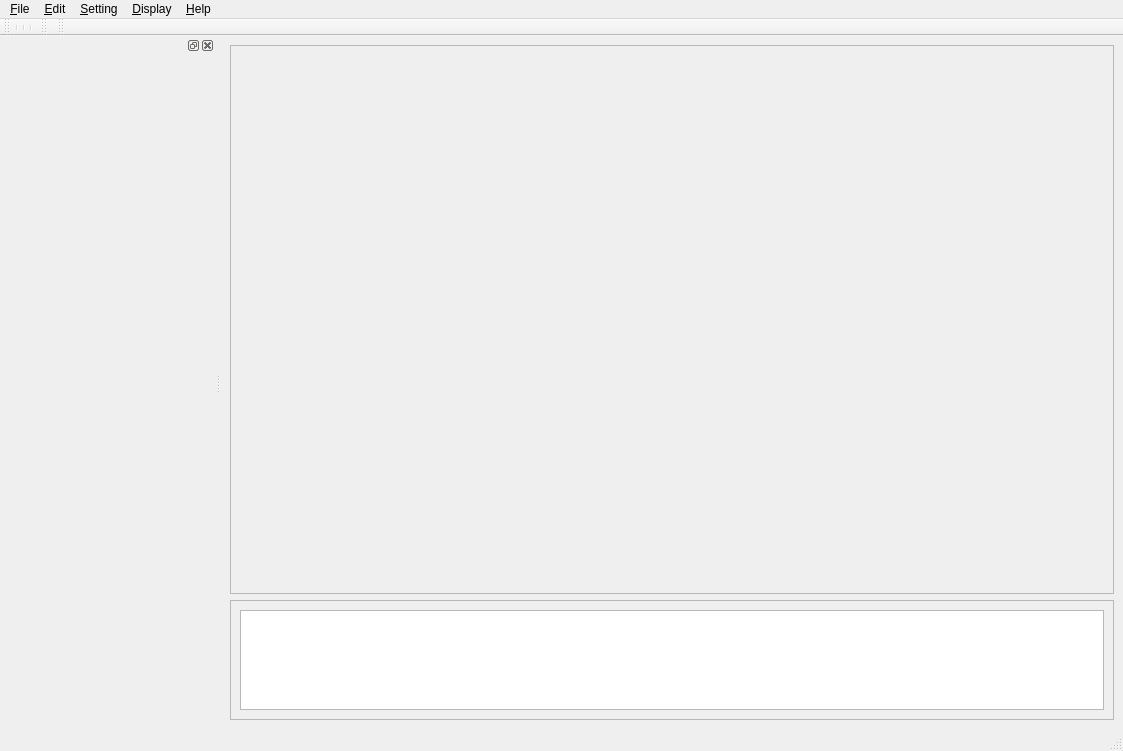
swayfreeda/IGITBuildingReconstruction, file mainwindow.ui: the form before one commit.
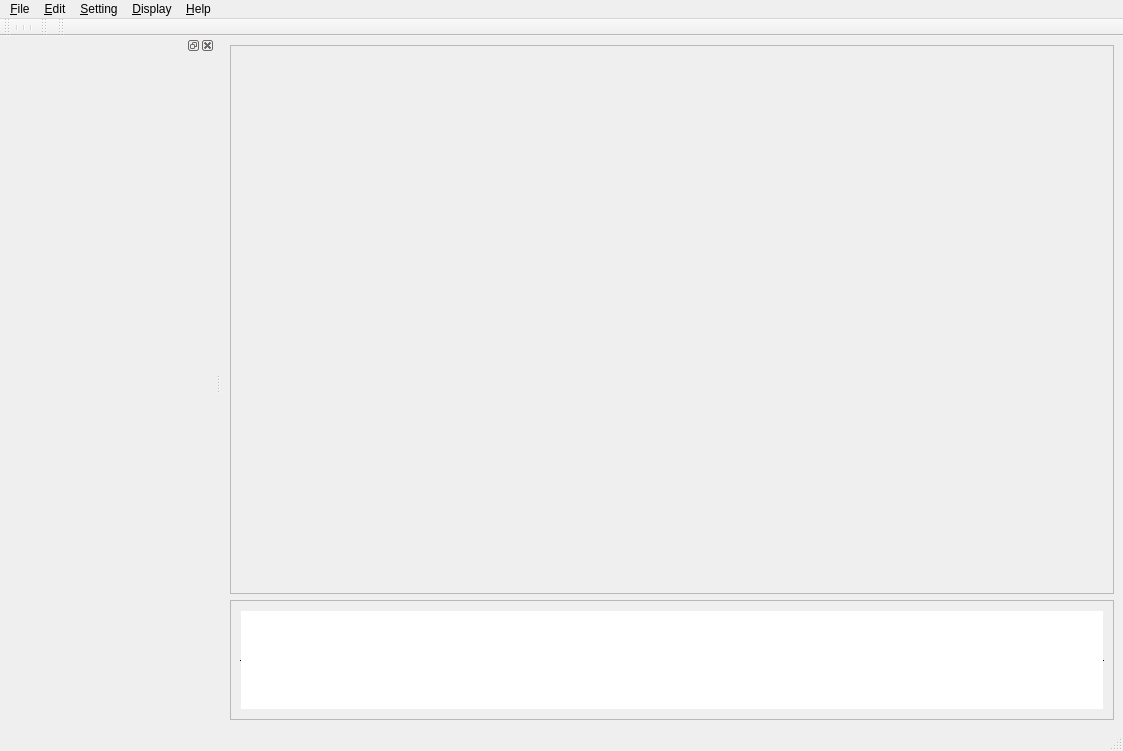
The form after the commit. Icons and pictures are not drawn. Custom widgets are drawn as their Qt base class.

```diff
--- a/mainwindow.ui
+++ b/mainwindow.ui
@@ -66,8 +66,14 @@
         <verstretch>0</verstretch>
        </sizepolicy>
       </property>
+      <property name="frameShadow">
+       <enum>QFrame::Plain</enum>
+      </property>
       <property name="verticalScrollBarPolicy">
-       <enum>Qt::ScrollBarAlwaysOff</enum>
+       <enum>Qt::ScrollBarAsNeeded</enum>
+      </property>
+      <property name="horizontalScrollBarPolicy">
+       <enum>Qt::ScrollBarAsNeeded</enum>
       </property>
       <property name="widgetResizable">
        <bool>true</bool>
@@ -96,6 +102,21 @@
             <height>100</height>
            </size>
           </property>
+          <property name="autoFillBackground">
+           <bool>true</bool>
+          </property>
+          <property name="frameShape">
+           <enum>QFrame::HLine</enum>
+          </property>
+          <property name="frameShadow">
+           <enum>QFrame::Plain</enum>
+          </property>
+          <property name="verticalScrollBarPolicy">
+           <enum>Qt::ScrollBarAsNeeded</enum>
+          </property>
+          <property name="horizontalScrollBarPolicy">
+           <enum>Qt::ScrollBarAsNeeded</enum>
+          </property>
           <property name="autoScrollMargin">
            <number>7</number>
           </property>
```
Left out of the diff: 26 changed lines with no effect on the pictures.
